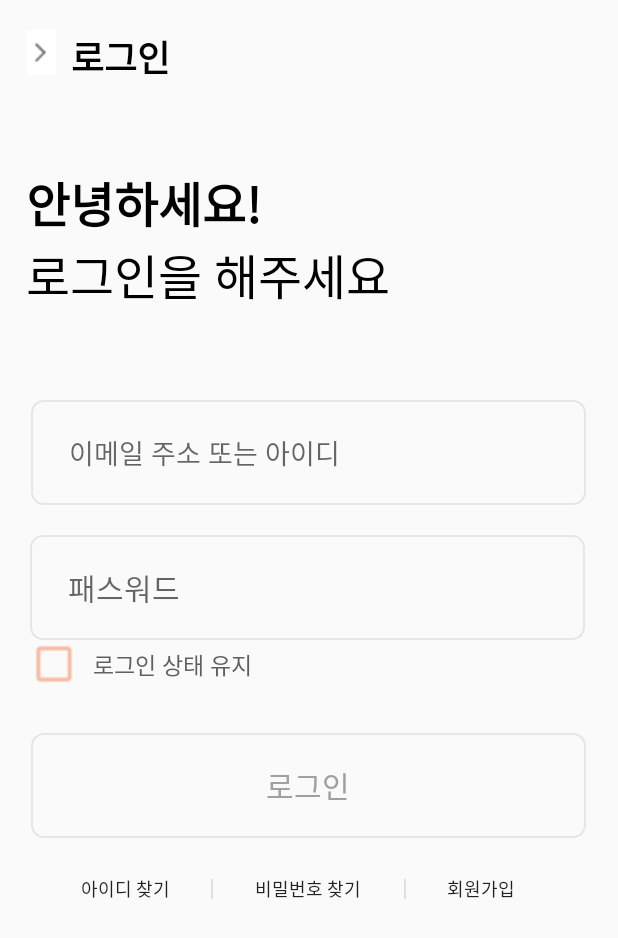
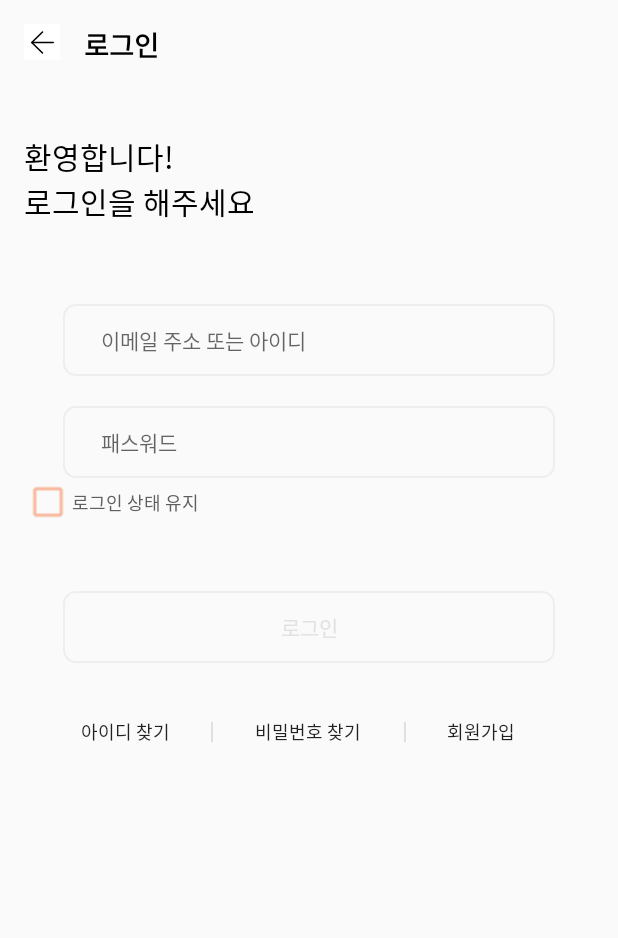
Before and after one commit to kdy1242/keep-the-bucket, an Android app: the layout activity_login.xml on its own in the app's theme, with its tools: preview values and no code run, on a phone screen of 412 x 824 dp. Shown: the top 938 px of the screen. Run offline under Robolectric (Android 15) with nearby library versions, the phone set to English and light mode, and no system bars.

Commit message:
activity_login basic tool finish

```diff
--- a/app/src/main/res/drawable/login_btn_round.xml
+++ b/app/src/main/res/drawable/login_btn_round.xml
@@ -2,7 +2,7 @@
 <selector xmlns:android="http://schemas.android.com/apk/res/android">
     <item>
         <shape android:shape="rectangle">
-            <stroke android:width = "1.5dp" android:color = "#E6E6E6"/>
+            <stroke android:width = "1.5dp" android:color = "#EEEEEE"/>
             <corners
                 android:bottomRightRadius="8dp"
                 android:bottomLeftRadius="8dp"
--- a/app/src/main/res/layout/activity_login.xml
+++ b/app/src/main/res/layout/activity_login.xml
@@ -7,95 +7,96 @@
     <LinearLayout
         android:layout_width="match_parent"
         android:layout_height="wrap_content"
-        android:layout_marginTop="20dp"
+        android:layout_marginTop="16dp"
         android:orientation="horizontal">
         <ImageButton
-            android:layout_width="20dp"
-            android:layout_height="30dp"
+            android:layout_width="24dp"
+            android:layout_height="24dp"
             android:background="@color/white"
-            android:layout_marginLeft="17dp"
-            android:src="@drawable/icon_arrow_black" />
+            android:layout_marginLeft="16dp"
+            android:src="@drawable/ic_back_btn" />
         <TextView
             android:layout_width="100dp"
             android:layout_height="wrap_content"
-            android:layout_marginLeft="10dp"
+            android:layout_marginLeft="16dp"
             android:fontFamily="@font/roboto_bold"
             android:text="로그인"
             android:textColor="@color/black"
-            android:textSize="24sp" />
+            android:textSize="18sp" />
     </LinearLayout>
     <TextView
         android:layout_width="match_parent"
         android:layout_height="wrap_content"
-        android:layout_marginTop="55dp"
-        android:layout_marginLeft="17dp"
-        android:text="안녕하세요!"
-        android:textSize="32sp"
+        android:layout_marginTop="46dp"
+        android:layout_marginLeft="16dp"
+        android:includeFontPadding="false"
+        android:text="환영합니다!"
+        android:textSize="20sp"
         android:textColor="@color/black"
-        android:fontFamily="@font/roboto_bold" />
+        android:fontFamily="@font/notosanskr_bold" />
     <TextView
         android:layout_width="match_parent"
         android:layout_height="wrap_content"
-        android:layout_marginLeft="17dp"
+        android:layout_marginLeft="16dp"
         android:text="로그인을 해주세요"
         android:includeFontPadding="false"
-        android:textSize="32sp"
+        android:textSize="20sp"
         android:textColor="@color/black"
         android:fontFamily="@font/notosanskr_regular"/>
     <EditText
-        android:layout_width="370dp"
-        android:layout_height="70dp"
+        android:layout_width="328dp"
+        android:layout_height="48dp"
         android:hint="이메일 주소 또는 아이디"
+        android:textSize="14sp"
         android:paddingLeft="25dp"
         android:layout_gravity="center"
-        android:layout_marginTop="60dp"
+        android:layout_marginTop="53dp"
         android:background="@drawable/login_btn_round"
         android:fontFamily="@font/notosanskr_regular"/>
     <EditText
-        android:layout_width="370dp"
-        android:layout_height="70dp"
-        android:textSize="20sp"
+        android:layout_width="328dp"
+        android:layout_height="48dp"
+        android:textSize="14sp"
         android:hint="패스워드"
         android:inputType="textPassword"
         android:paddingLeft="25dp"
-        android:layout_marginLeft="20dp"
         android:layout_marginTop="20dp"
+        android:layout_gravity="center"
         android:background="@drawable/login_btn_round"
         android:fontFamily="@font/notosanskr_regular"/>
     <LinearLayout
         android:layout_width="match_parent"
         android:layout_height="wrap_content"
+        android:layout_marginLeft="16dp"
         android:orientation="horizontal">
         <CheckBox
             android:layout_width="wrap_content"
             android:layout_height="wrap_content"
-            android:layout_marginLeft="20dp"
-            android:scaleX="1.3"
-            android:scaleY="1.3"
+            android:scaleX="1.1"
+            android:scaleY="1.1"
             android:buttonTint="@color/main_orange"/>
         <TextView
             android:layout_width="match_parent"
             android:layout_height="wrap_content"
-            android:layout_marginLeft="10dp"
-            android:textSize="15sp"
-            android:layout_marginTop="1.5dp"
+            android:textSize="12sp"
             android:text="로그인 상태 유지"
             android:fontFamily="@font/notosanskr_regular"
             android:textColor="#605F5F" />
     </LinearLayout>
     <Button
-        android:layout_width="370dp"
-        android:layout_height="70dp"
+        android:layout_width="328dp"
+        android:layout_height="48dp"
         android:layout_gravity="center"
-        android:layout_marginTop="30dp"
+        android:layout_marginTop="43dp"
         android:background="@drawable/login_btn_round"
         android:text="로그인"
-        android:textSize="20sp"
-        android:textColor="#A1A0A0"/>
+        android:textSize="14sp"
+        android:fontFamily="@font/notosanskr_bold"
+        android:textColor="#E2E2E2"/>
     <LinearLayout
         android:layout_width="match_parent"
         android:layout_height="wrap_content"
-        android:layout_marginTop="10dp"
+        android:layout_marginTop="22dp"
         android:orientation="horizontal">
         <Button
             android:layout_width="wrap_content"
@@ -104,6 +105,7 @@
             android:text="아이디 찾기"
             android:textSize="12sp"
             android:gravity="right|center_vertical"
+            android:fontFamily="@font/notosanskr_regular"
             android:background="@drawable/background_transparent" />
         <TextView
             android:layout_width="wrap_content"
@@ -121,6 +123,7 @@
             android:layout_weight="1"
             android:text="비밀번호 찾기"
             android:textSize="12sp"
+            android:fontFamily="@font/notosanskr_regular"
             android:background="@drawable/background_transparent"/>
         <TextView
             android:layout_width="wrap_content"
@@ -139,6 +142,7 @@
             android:text="회원가입"
             android:textSize="12sp"
             android:gravity="left|center_vertical"
+            android:fontFamily="@font/notosanskr_regular"
             android:background="@drawable/background_transparent"/>
 
     </LinearLayout>
```
